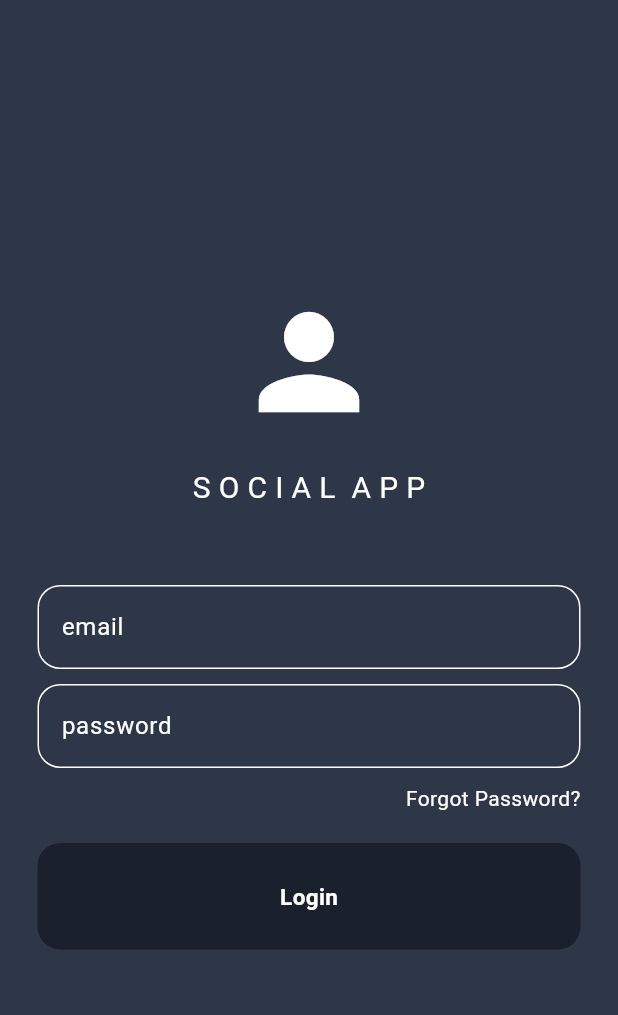
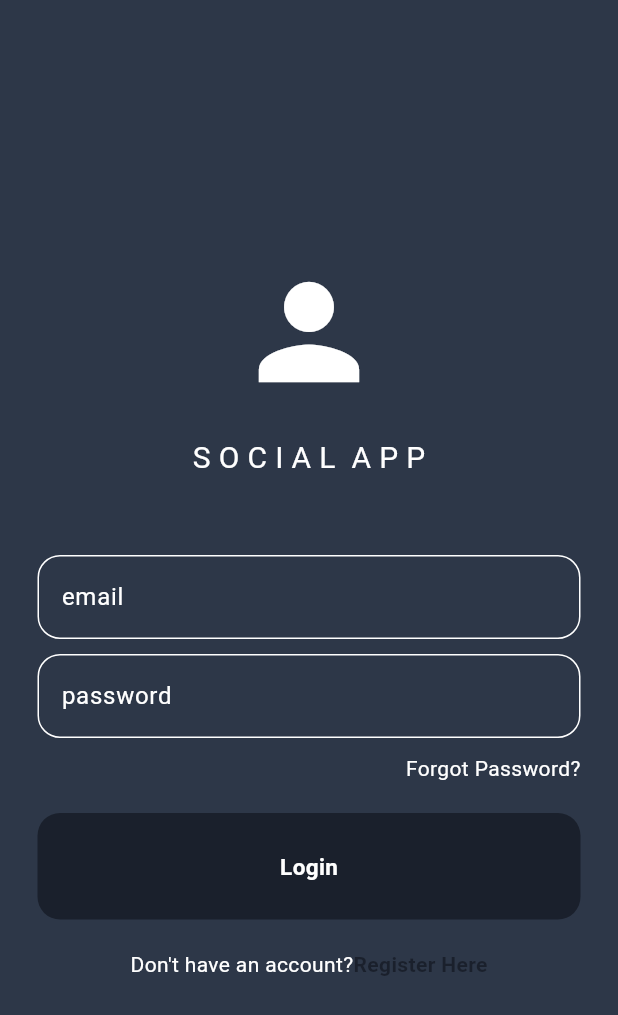
Before and after one commit to GihanJY/social_media_app, a Flutter app: the screen it shows after launch, after a tap on "Login", on a phone screen of 412 x 824 dp. Shown: the top 1015 px of the screen. Run offline on Flutter 3.47's test engine with Material 3 defaults, Android fonts, the phone set to English and light mode, and no system bars.

Commit message:
Update login page

```diff
--- a/lib/pages/login_page.dart
+++ b/lib/pages/login_page.dart
@@ -7,6 +7,8 @@ class LoginPage extends StatelessWidget {
   TextEditingController passwordController = TextEditingController();
 
   LoginPage({super.key});
+
+  void login() {}
 
   @override
   Widget build(BuildContext context) {
@@ -63,8 +65,31 @@ class LoginPage extends StatelessWidget {
 
               // Login button
               CustomButton(
-                onTap: () {},
+                onTap: login,
                 text: "Login",
+              ),
+
+              const SizedBox(height: 20),
+
+              Row(
+                mainAxisAlignment: MainAxisAlignment.center,
+                children: [
+                  Text(
+                    "Don't have an account?",
+                    style: TextStyle(
+                      color: Theme.of(context).colorScheme.inversePrimary,
+                    ),
+                  ),
+                  GestureDetector(
+                    onTap: () {},
+                    child: Text(
+                      "Register Here",
+                      style: TextStyle(
+                          color: Theme.of(context).colorScheme.primary,
+                          fontWeight: FontWeight.bold),
+                    ),
+                  )
+                ],
               )
             ],
           ),
```
